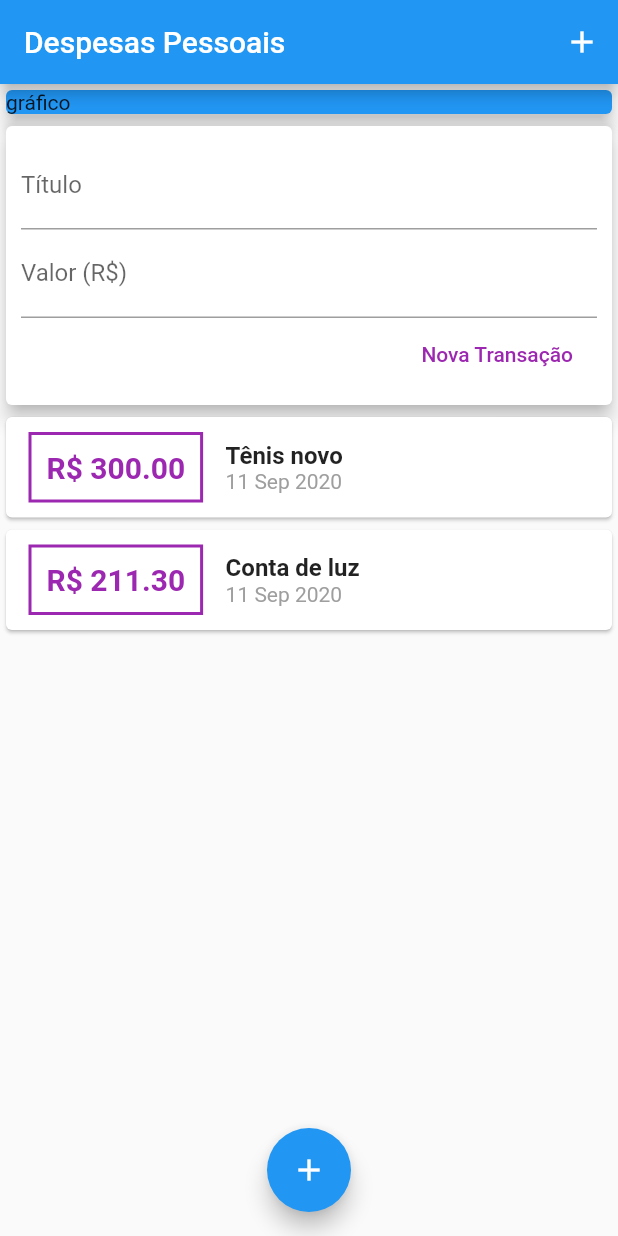
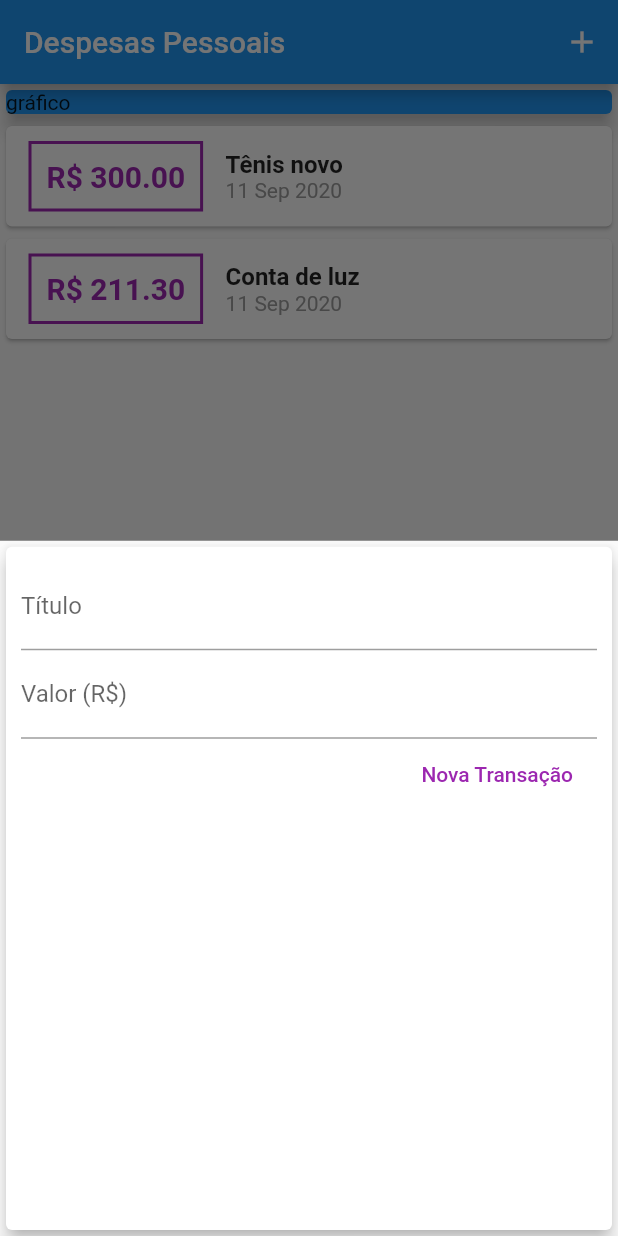
Before and after one commit to italosilva07/Udemy-Flutter-Cod3rCursosOnline-App_Despesas_Pessoais, a Flutter app: the screen it shows after launch, after a tap on the "add" icon, on a phone screen of 412 x 824 dp. Run offline on Flutter 3.47's test engine with Material 2 defaults, Android fonts, the phone set to English and light mode, and no system bars.

Commit message:
Fatorando app para melhorias

```diff
--- a/lib/components/transaction_form.dart
+++ b/lib/components/transaction_form.dart
@@ -1,19 +1,25 @@
 import 'package:flutter/material.dart';
 
-class TransactionForm extends StatelessWidget {
-  final titleController = TextEditingController();
-  final valueController = TextEditingController();
-
+class TransactionForm extends StatefulWidget {
   final void Function(String title, double value) onSubmit;
 
   TransactionForm(this.onSubmit);
+
+  @override
+  _TransactionFormState createState() => _TransactionFormState();
+}
+
+class _TransactionFormState extends State<TransactionForm> {
+  final titleController = TextEditingController();
+
+  final valueController = TextEditingController();
 
   _submitForm() {
     final title = titleController.text;
     final value = double.tryParse(valueController.text) ?? 0.0;
     if (title.isEmpty || value <= 0) return;
 
-    onSubmit(title, value);
+    widget.onSubmit(title, value);
   }
 
   @override
--- a/lib/components/transaction_user.dart
+++ /dev/null
@@ -1,51 +0,0 @@
-import 'dart:math';
-
-import '../models/transaction.dart';
-import 'package:flutter/material.dart';
-import 'transaction_form.dart';
-import 'transaction_list.dart';
-
-class TransactionUser extends StatefulWidget {
-  @override
-  _TransactionUserState createState() => _TransactionUserState();
-}
-
-class _TransactionUserState extends State<TransactionUser> {
-  final _transactions = [
-    Transaction(
-      id: "t1",
-      title: "Tênis novo",
-      value: 300.00,
-      date: DateTime.now(),
-    ),
-    Transaction(
-      id: "t2",
-      title: "Conta de luz",
-      value: 211.30,
-      date: DateTime.now(),
-    ),
-  ];
-
-  _addtransaction(String title, double value) {
-    final newTransacyion = Transaction(
-      id: Random().nextDouble().toString(),
-      title: title,
-      value: value,
-      date: DateTime.now(),
-    );
-
-    setState(() {
-      _transactions.add(newTransacyion);
-    });
-  }
-
-  @override
-  Widget build(BuildContext context) {
-    return Column(
-      children: <Widget>[
-        TransactionForm(_addtransaction),
-        TransctionList(_transactions),
-      ],
-    );
-  }
-}
--- a/lib/main.dart
+++ b/lib/main.dart
@@ -1,5 +1,10 @@
-import 'package:fdispensa/components/transaction_user.dart';
+import 'package:fdispensa/components/transaction_form.dart';
+
 import 'package:flutter/material.dart';
+import 'dart:math';
+import 'components/transaction_form.dart';
+import 'components/transaction_list.dart';
+import 'models/transaction.dart';
 
 void main() => runApp(ExpensesApp());
 
@@ -12,13 +17,60 @@ class ExpensesApp extends StatelessWidget {
   }
 }
 
-class MyHomePage extends StatelessWidget {
+class MyHomePage extends StatefulWidget {
+  @override
+  _MyHomePageState createState() => _MyHomePageState();
+}
+
+class _MyHomePageState extends State<MyHomePage> {
+  final _transactions = [
+    Transaction(
+      id: "t1",
+      title: "Tênis novo",
+      value: 300.00,
+      date: DateTime.now(),
+    ),
+    Transaction(
+      id: "t2",
+      title: "Conta de luz",
+      value: 211.30,
+      date: DateTime.now(),
+    ),
+  ];
+
+  _addtransaction(String title, double value) {
+    final newTransacyion = Transaction(
+      id: Random().nextDouble().toString(),
+      title: title,
+      value: value,
+      date: DateTime.now(),
+    );
+
+    setState(() {
+      _transactions.add(newTransacyion);
+    });
+  }
+
+  _openTransactionFormModal(BuildContext context) {
+    showModalBottomSheet(
+      context: context,
+      builder: (ctx) {
+        return TransactionForm(_addtransaction);
+      },
+    );
+  }
+
   @override
   Widget build(BuildContext context) {
     return Scaffold(
       appBar: AppBar(
         title: Text("Despesas Pessoais"),
-        actions: <Widget>[IconButton(icon: Icon(Icons.add), onPressed: () {})],
+        actions: <Widget>[
+          IconButton(
+            icon: Icon(Icons.add),
+            onPressed: () => _openTransactionFormModal(context),
+          ),
+        ],
       ),
       body: SingleChildScrollView(
         child: Column(
@@ -31,13 +83,17 @@ class MyHomePage extends StatelessWidget {
                 elevation: 5,
               ),
             ),
-            TransactionUser(),
+            Column(
+              children: <Widget>[
+                TransctionList(_transactions),
+              ],
+            )
           ],
         ),
       ),
       floatingActionButton: FloatingActionButton(
         child: Icon(Icons.add),
-        onPressed: () {},
+        onPressed: () => _openTransactionFormModal(context),
       ),
       floatingActionButtonLocation: FloatingActionButtonLocation.centerFloat,
     );
```
